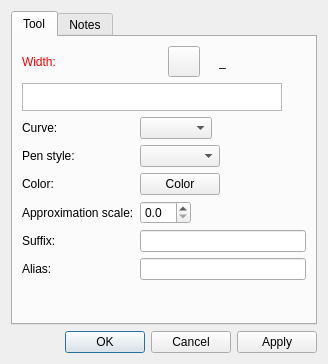
This is src/libs/vtools/dialogs/tools/dialogparallelcurve.ui in dismine/valentina as Qt 5 draws it before an edit. The edited form follows.
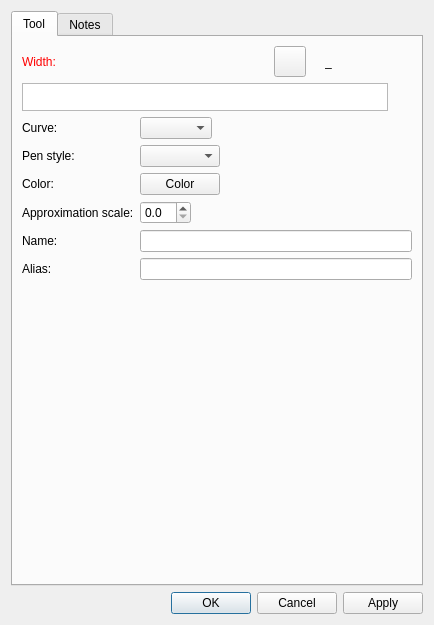
This is the edited form. Icons and pictures are not drawn. Custom widgets are drawn as their Qt base class.

What changed in the file:
```diff
--- a/src/libs/vtools/dialogs/tools/dialogparallelcurve.ui
+++ b/src/libs/vtools/dialogs/tools/dialogparallelcurve.ui
@@ -6,8 +6,8 @@
    <rect>
     <x>0</x>
     <y>0</y>
-    <width>328</width>
-    <height>364</height>
+    <width>434</width>
+    <height>625</height>
    </rect>
   </property>
   <property name="windowTitle">
@@ -311,7 +311,7 @@
          <item row="4" column="0">
           <widget class="QLabel" name="labelSuffix">
            <property name="text">
-            <string>Suffix:</string>
+            <string>Name:</string>
            </property>
           </widget>
          </item>
```
Left out of the diff: 4 changed lines with no effect on the pictures.
